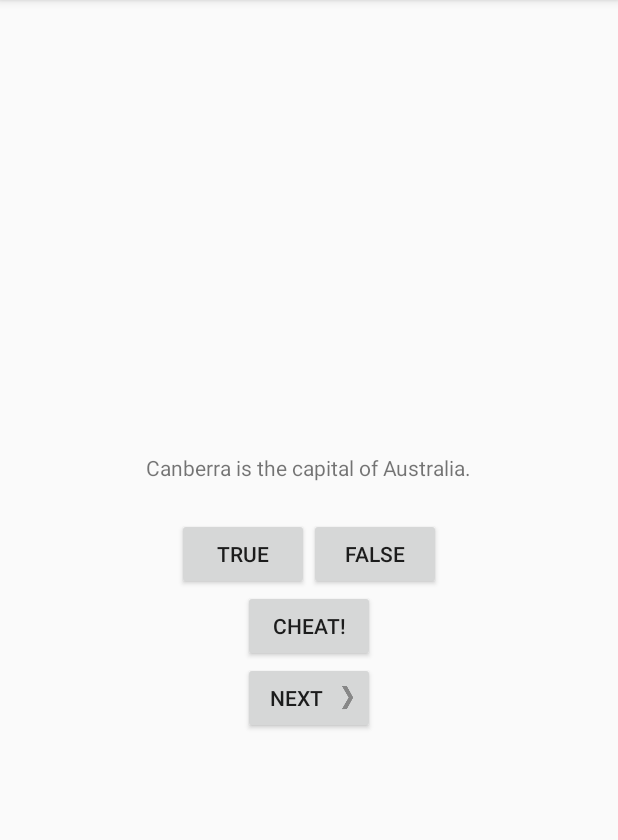
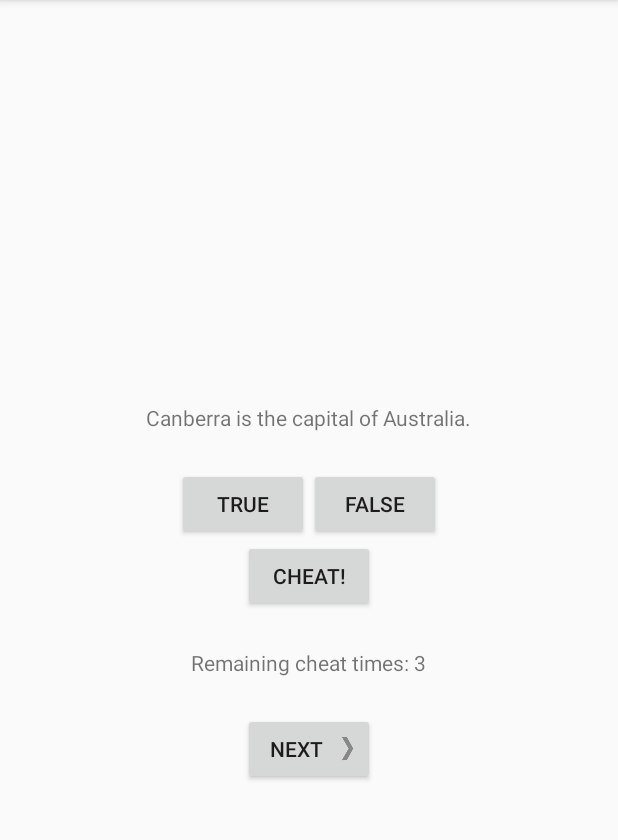
Before and after one commit to chalypeng/AndroidDev, an Android app: the screen it shows after launch (QuizActivity), on a phone screen of 412 x 824 dp, the part 84-924 px from its top. Run offline under Robolectric (Android 15) with nearby library versions, the phone set to English and light mode, and no system bars.

Commit message:
Challenge: Limited Cheats done.

```diff
--- a/GeoQuiz/app/src/main/java/xyz/toor/geoquiz/CheatActivity.java
+++ b/GeoQuiz/app/src/main/java/xyz/toor/geoquiz/CheatActivity.java
@@ -24,6 +24,7 @@ public class CheatActivity extends AppCompatActivity {
     private Button mShowAnswerButton;
     private TextView mAnswerTextView;
     private TextView mAPILevelTextView;
+
 
     private boolean mIsCheater;
 
--- a/GeoQuiz/app/src/main/java/xyz/toor/geoquiz/QuizActivity.java
+++ b/GeoQuiz/app/src/main/java/xyz/toor/geoquiz/QuizActivity.java
@@ -36,6 +36,8 @@ public class QuizActivity extends AppCompatActivity {
     };
 
     private int mCurrentIndex = 0;
+    private int mCheatTimes = 0;
+    private TextView mRemainningCheatTimesTextView;
     private boolean mIsCheater;
 
     @Override
@@ -44,10 +46,19 @@ public class QuizActivity extends AppCompatActivity {
         Log.d(TAG, "onCreate(Bundle) called");
         setContentView(R.layout.activity_quiz);
 
+        mRemainningCheatTimesTextView = (TextView) findViewById(R.id.cheat_count_text_view);
         if (savedInstanceState != null) {
             mCurrentIndex = savedInstanceState.getInt(KEY_INDEX, 0);
-            mIsCheater = savedInstanceState.getBoolean(KEY_ISCHEATED,false);
+            mIsCheater = savedInstanceState.getBoolean(KEY_ISCHEATED, false);
         }
+
+        // 当是第一个问题是重置作弊次数
+        if (mCurrentIndex == 0) {
+            mCheatTimes = 0;
+            mRemainningCheatTimesTextView.setText("Remaining cheat times: 3");
+
+        }
+
 
         mQuestionTextView = (TextView) findViewById(R.id.question_text_view);
 
@@ -72,6 +83,12 @@ public class QuizActivity extends AppCompatActivity {
             @Override
             public void onClick(View view) {
                 mCurrentIndex = (mCurrentIndex + 1) % mQuestionBank.length;
+                // 当是第一个问题是重置作弊次数
+                if (mCurrentIndex == 0) {
+                    mCheatButton.setEnabled(true);
+                    mCheatTimes = 0;
+                    mRemainningCheatTimesTextView.setText(String.format(getString(R.string.maining_times),3));
+                }
                 mIsCheater = false;
                 updateQuestion();
             }
@@ -84,6 +101,14 @@ public class QuizActivity extends AppCompatActivity {
                 // Start CheatActivity, OS find CheatActivity in manifests files, if finds a declaration
                 // starts the activity, if can not , throw ActivityNotFoundException.
 //                Intent intent = new Intent(QuizActivity.this,CheatActivity.class);
+                if (mCheatTimes < 3) {
+                    mCheatTimes += 1;
+                    mRemainningCheatTimesTextView.setText(String.format(getString(R.string.maining_times),3-mCheatTimes));
+                } else {
+                    mCheatButton.setEnabled(false);
+                    mRemainningCheatTimesTextView.setText(String.format(getString(R.string.maining_times),3));
+                }
+
                 boolean answerIsTrue = mQuestionBank[mCurrentIndex].isAnswerTrue();
                 Intent intent = CheatActivity.newIntent(QuizActivity.this, answerIsTrue);
                 startActivityForResult(intent, REQUEST_CODE_CHEAT);
@@ -141,7 +166,7 @@ public class QuizActivity extends AppCompatActivity {
         super.onSaveInstanceState(savedInstanceState);
         Log.d(TAG, "onSaveInstanceState");
         savedInstanceState.putInt(KEY_INDEX, mCurrentIndex);
-        savedInstanceState.putBoolean(KEY_ISCHEATED,mIsCheater);
+        savedInstanceState.putBoolean(KEY_ISCHEATED, mIsCheater);
     }
 
     @Override
--- a/GeoQuiz/app/src/main/res/layout/activity_quiz.xml
+++ b/GeoQuiz/app/src/main/res/layout/activity_quiz.xml
@@ -2,6 +2,7 @@
 <LinearLayout xmlns:android="http://schemas.android.com/apk/res/android"
               android:layout_width="match_parent"
               android:layout_height="match_parent"
+              xmlns:tool="http://schemas.android.com/tools"
               android:gravity="center"
               android:orientation="vertical">
 
@@ -29,18 +30,26 @@
             android:text="@string/false_button"/>
 
     </LinearLayout>
+
     <Button
         android:id="@+id/cheat_button"
         android:layout_width="wrap_content"
         android:layout_height="wrap_content"
         android:text="@string/cheat_button"/>
 
+    <TextView
+        android:id="@+id/cheat_count_text_view"
+        android:layout_width="wrap_content"
+        android:layout_height="wrap_content"
+        android:padding="24dp"
+        tool:text="Remaining cheat times: "/>
+
     <Button
         android:id="@+id/next_button"
         android:layout_width="wrap_content"
         android:layout_height="wrap_content"
-            android:text="@string/next_button"
+        android:drawablePadding="4dp"
         android:drawableRight="@drawable/arrow_right"
-            android:drawablePadding="4dp"/>
+        android:text="@string/next_button"/>
 
 </LinearLayout>
--- a/GeoQuiz/app/src/main/res/values/strings.xml
+++ b/GeoQuiz/app/src/main/res/values/strings.xml
@@ -17,5 +17,6 @@
     <string name="show_answer_button">Show Answer</string>
     <string name="cheat_button">Cheat!</string>
     <string name="judgment_toast">Cheating is wrong!</string>
+    <string name="maining_times">Remaining cheat times: %d</string>
 
 </resources>
--- a/GeoQuiz/gradle.properties
+++ b/GeoQuiz/gradle.properties
@@ -12,7 +12,7 @@
 # This option should only be used with decoupled projects. More details, visit
 # http://www.gradle.org/docs/current/userguide/multi_project_builds.html#sec:decoupled_projects
 # org.gradle.parallel=true
-#Tue Sep 19 10:21:15 CST 2017
+#Thu Sep 21 09:25:32 CST 2017
 systemProp.https.nonProxyHosts=192.168.*
 systemProp.http.proxyHost=127.0.0.1
 systemProp.https.proxyPort=1080
```
Lines whose indentation alone changed are shown as unchanged.
